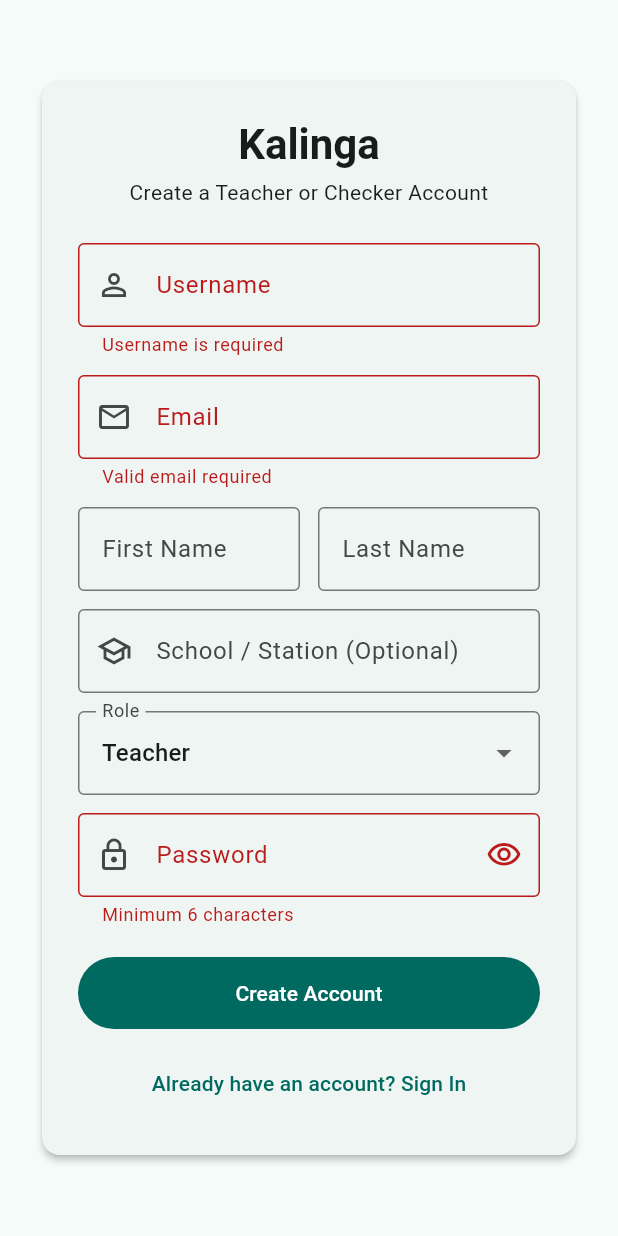
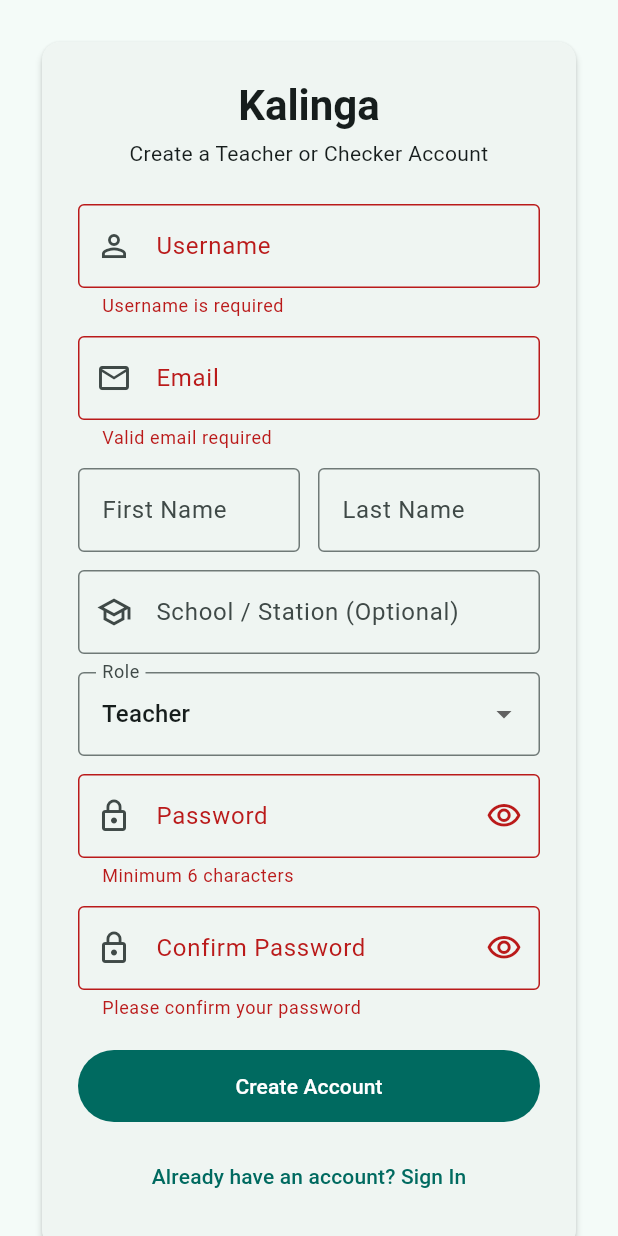
Before and after one commit to Zekiru/scarsyvi-kalinga-proj, a Flutter app: the screen it shows after launch, after a tap on "Sign In", after a tap on "Need an account? Register", after a tap on "Create Account", on a phone screen of 412 x 824 dp. Run offline on Flutter 3.47's test engine with Material 3 defaults, Android fonts, the phone set to English and light mode, and no system bars; our stand-ins replace connectivity_plus, flutter_riverpod, flutter_secure_storage, hive, hive_flutter, material_ui; accounts and stored records are empty.

Commit message:
fix accounts ui and permissions

```diff
--- a/frontend/frontend_flutter/lib/features/accounts/data/account_model.dart
+++ b/frontend/frontend_flutter/lib/features/accounts/data/account_model.dart
@@ -49,8 +49,15 @@ class Account {
 
   bool get isAdmin => role == AccountRole.admin;
   bool get isChecker => role == AccountRole.checker;
-  bool get isTeacher => role == AccountRole.teacher;
+
+  /// Every role in Kalinga (TEACHER, CHECKER, ADMIN) inherits base teacher capabilities.
+  bool get canTeach => true;
+
+  /// Checkers and Admins can review assigned lesson plans and moderate forums.
   bool get canModerate => isAdmin || isChecker;
+
+  /// Only Admins can assign checkers or manage user accounts/roles.
+  bool get canAdminister => isAdmin;
 
   factory Account.fromJson(Map<String, dynamic> json) {
     return Account(
--- a/frontend/frontend_flutter/lib/features/accounts/data/auth_repository.dart
+++ b/frontend/frontend_flutter/lib/features/accounts/data/auth_repository.dart
@@ -51,6 +51,7 @@ class AuthRepository {
     required String username,
     required String email,
     required String password,
+    required String passwordConfirm,
     required String firstName,
     required String lastName,
     String school = '',
@@ -63,6 +64,7 @@ class AuthRepository {
         'username': username.trim(),
         'email': email.trim(),
         'password': password,
+        'password_confirm': passwordConfirm,
         'first_name': firstName.trim(),
         'last_name': lastName.trim(),
         'school': school.trim(),
--- a/frontend/frontend_flutter/lib/features/accounts/presentation/login_screen.dart
+++ b/frontend/frontend_flutter/lib/features/accounts/presentation/login_screen.dart
@@ -14,6 +14,7 @@ class _LoginScreenState extends ConsumerState<LoginScreen> {
   final _formKey = GlobalKey<FormState>();
   final _usernameCtrl = TextEditingController();
   final _passwordCtrl = TextEditingController();
+  final _passwordConfirmCtrl = TextEditingController();
   final _emailCtrl = TextEditingController();
   final _firstNameCtrl = TextEditingController();
   final _lastNameCtrl = TextEditingController();
@@ -21,12 +22,14 @@ class _LoginScreenState extends ConsumerState<LoginScreen> {
 
   bool _isRegisterMode = false;
   bool _obscurePassword = true;
+  bool _obscureConfirmPassword = true;
   AccountRole _selectedRole = AccountRole.teacher;
 
   @override
   void dispose() {
     _usernameCtrl.dispose();
     _passwordCtrl.dispose();
+    _passwordConfirmCtrl.dispose();
     _emailCtrl.dispose();
     _firstNameCtrl.dispose();
     _lastNameCtrl.dispose();
@@ -43,6 +46,7 @@ class _LoginScreenState extends ConsumerState<LoginScreen> {
         username: _usernameCtrl.text,
         email: _emailCtrl.text,
         password: _passwordCtrl.text,
+        passwordConfirm: _passwordConfirmCtrl.text,
         firstName: _firstNameCtrl.text,
         lastName: _lastNameCtrl.text,
         school: _schoolCtrl.text,
@@ -206,8 +210,42 @@ class _LoginScreenState extends ConsumerState<LoginScreen> {
                         ),
                         validator: (v) =>
                             (v == null || v.length < 6) ? 'Minimum 6 characters' : null,
-                        onFieldSubmitted: (_) => _submit(),
+                        onFieldSubmitted: (_) {
+                          if (!_isRegisterMode) _submit();
+                        },
                       ),
+                      if (_isRegisterMode) ...[
+                        const SizedBox(height: 12),
+                        TextFormField(
+                          controller: _passwordConfirmCtrl,
+                          obscureText: _obscureConfirmPassword,
+                          decoration: InputDecoration(
+                            labelText: 'Confirm Password',
+                            border: const OutlineInputBorder(),
+                            prefixIcon: const Icon(Icons.lock_outline),
+                            suffixIcon: IconButton(
+                              icon: Icon(
+                                _obscureConfirmPassword
+                                    ? Icons.visibility_outlined
+                                    : Icons.visibility_off_outlined,
+                              ),
+                              onPressed: () => setState(
+                                () => _obscureConfirmPassword = !_obscureConfirmPassword,
+                              ),
+                            ),
+                          ),
+                          validator: (v) {
+                            if (v == null || v.isEmpty) {
+                              return 'Please confirm your password';
+                            }
+                            if (v != _passwordCtrl.text) {
+                              return 'Passwords do not match';
+                            }
+                            return null;
+                          },
+                          onFieldSubmitted: (_) => _submit(),
+                        ),
+                      ],
                       const SizedBox(height: 20),
                       FilledButton(
                         onPressed: authState.isLoading ? null : _submit,
@@ -226,7 +264,10 @@ class _LoginScreenState extends ConsumerState<LoginScreen> {
                       TextButton(
                         onPressed: authState.isLoading
                             ? null
-                            : () => setState(() => _isRegisterMode = !_isRegisterMode),
+                            : () {
+                                _passwordConfirmCtrl.clear();
+                                setState(() => _isRegisterMode = !_isRegisterMode);
+                              },
                         child: Text(
                           _isRegisterMode
                               ? 'Already have an account? Sign In'
--- a/frontend/frontend_flutter/lib/features/accounts/providers/auth_provider.dart
+++ b/frontend/frontend_flutter/lib/features/accounts/providers/auth_provider.dart
@@ -107,6 +107,7 @@ class AuthNotifier extends Notifier<AuthState> {
     required String username,
     required String email,
     required String password,
+    required String passwordConfirm,
     required String firstName,
     required String lastName,
     String school = '',
@@ -118,6 +119,7 @@ class AuthNotifier extends Notifier<AuthState> {
             username: username,
             email: email,
             password: password,
+            passwordConfirm: passwordConfirm,
             firstName: firstName,
             lastName: lastName,
             school: school,
```
